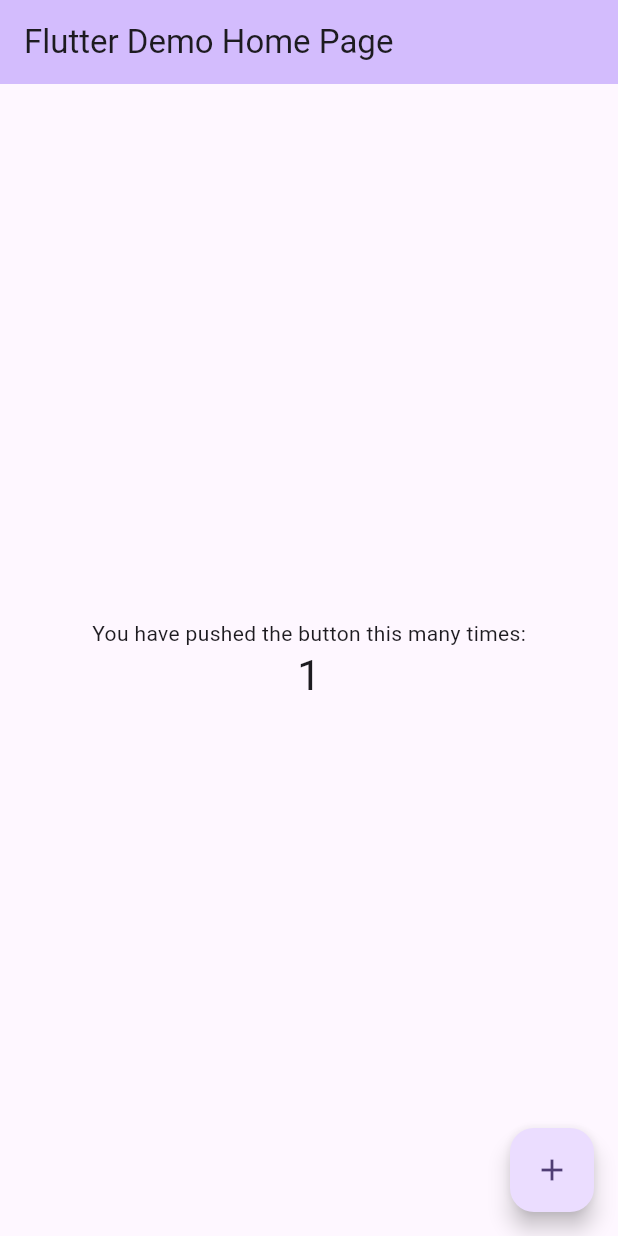
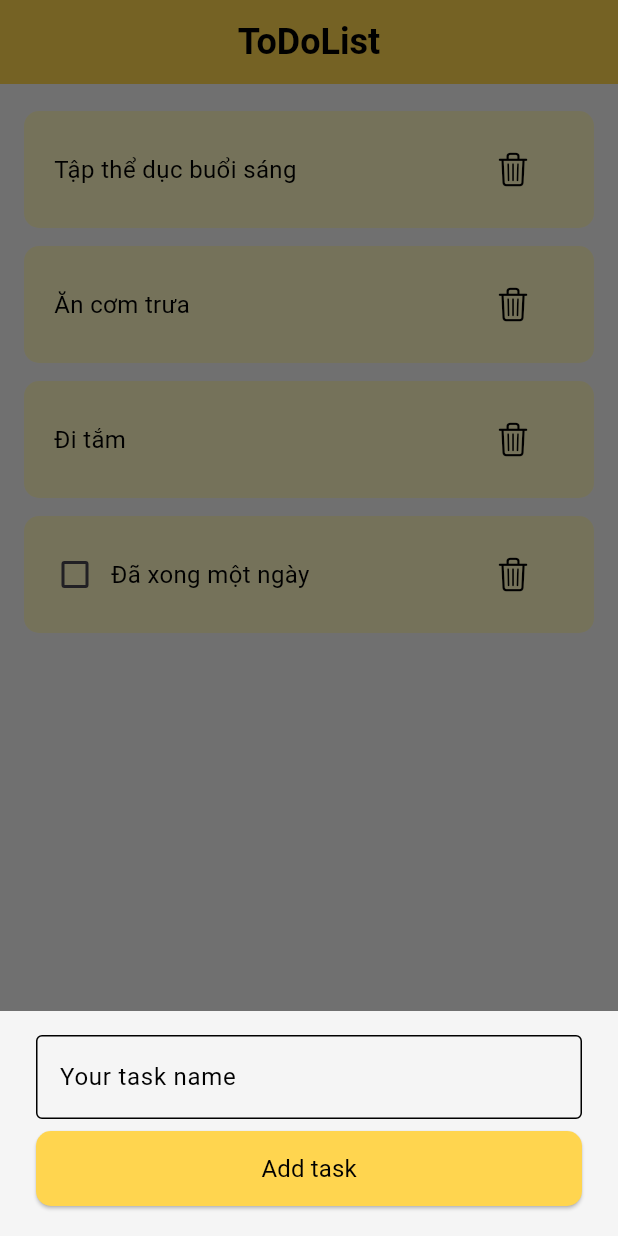
Before and after one commit to tienhuylac1304/todo_app_flutter, a Flutter app: the screen it shows after launch, after a tap on the "add" icon, on a phone screen of 412 x 824 dp. Run offline on Flutter 3.47's test engine with Material 3 defaults, Android fonts, the phone set to English and light mode, and no system bars; Roboto replaces fonts that are missing (Times New Roman).

Commit message:
Complete home sceen

```diff
--- a/lib/main.dart
+++ b/lib/main.dart
@@ -1,4 +1,7 @@
 import 'package:flutter/material.dart';
+import 'package:todo_app/pages/home_page.dart';
+import 'package:todo_app/pages/task_detail.dart';
+import 'package:todo_app/theme/app_theme.dart';
 
 void main() {
   runApp(const MyApp());
@@ -11,115 +14,19 @@ class MyApp extends StatelessWidget {
   @override
   Widget build(BuildContext context) {
     return MaterialApp(
-      title: 'Flutter Demo',
-      theme: ThemeData(
-        // This is the theme of your application.
-        //
-        // TRY THIS: Try running your application with "flutter run". You'll see
-        // the application has a purple toolbar. Then, without quitting the app,
-        // try changing the seedColor in the colorScheme below to Colors.green
-        // and then invoke "hot reload" (save your changes or press the "hot
-        // reload" button in a Flutter-supported IDE, or press "r" if you used
-        // the command line to start the app).
-        //
-        // Notice that the counter didn't reset back to zero; the application
-        // state is not lost during the reload. To reset the state, use hot
-        // restart instead.
-        //
-        // This works for code too, not just values: Most code changes can be
-        // tested with just a hot reload.
-        colorScheme: ColorScheme.fromSeed(seedColor: Colors.deepPurple),
-        useMaterial3: true,
-      ),
-      home: const MyHomePage(title: 'Flutter Demo Home Page'),
+      onGenerateRoute: (settings) {
+        if (settings.name == '/taskDetail') {
+          final int taskId = settings.arguments as int;
+          return MaterialPageRoute(
+            builder: (context) => TaskDetail(taskId: taskId),
+          );
+        }
+        return null;
+      },
+      debugShowCheckedModeBanner: false,
+      title: 'Todo App',
+      theme: AppTheme.lightTheme,
+      home: const MyHomePage(title: 'Home Page'),
     );
   }
 }
-
-class MyHomePage extends StatefulWidget {
-  const MyHomePage({super.key, required this.title});
-
-  // This widget is the home page of your application. It is stateful, meaning
-  // that it has a State object (defined below) that contains fields that affect
-  // how it looks.
-
-  // This class is the configuration for the state. It holds the values (in this
-  // case the title) provided by the parent (in this case the App widget) and
-  // used by the build method of the State. Fields in a Widget subclass are
-  // always marked "final".
-
-  final String title;
-
-  @override
-  State<MyHomePage> createState() => _MyHomePageState();
-}
-
-class _MyHomePageState extends State<MyHomePage> {
-  int _counter = 0;
-
-  void _incrementCounter() {
-    setState(() {
-      // This call to setState tells the Flutter framework that something has
-      // changed in this State, which causes it to rerun the build method below
-      // so that the display can reflect the updated values. If we changed
-      // _counter without calling setState(), then the build method would not be
-      // called again, and so nothing would appear to happen.
-      _counter++;
-    });
-  }
-
-  @override
-  Widget build(BuildContext context) {
-    // This method is rerun every time setState is called, for instance as done
-    // by the _incrementCounter method above.
-    //
-    // The Flutter framework has been optimized to make rerunning build methods
-    // fast, so that you can just rebuild anything that needs updating rather
-    // than having to individually change instances of widgets.
-    return Scaffold(
-      appBar: AppBar(
-        // TRY THIS: Try changing the color here to a specific color (to
-        // Colors.amber, perhaps?) and trigger a hot reload to see the AppBar
-        // change color while the other colors stay the same.
-        backgroundColor: Theme.of(context).colorScheme.inversePrimary,
-        // Here we take the value from the MyHomePage object that was created by
-        // the App.build method, and use it to set our appbar title.
-        title: Text(widget.title),
-      ),
-      body: Center(
-        // Center is a layout widget. It takes a single child and positions it
-        // in the middle of the parent.
-        child: Column(
-          // Column is also a layout widget. It takes a list of children and
-          // arranges them vertically. By default, it sizes itself to fit its
-          // children horizontally, and tries to be as tall as its parent.
-          //
-          // Column has various properties to control how it sizes itself and
-          // how it positions its children. Here we use mainAxisAlignment to
-          // center the children vertically; the main axis here is the vertical
-          // axis because Columns are vertical (the cross axis would be
-          // horizontal).
-          //
-          // TRY THIS: Invoke "debug painting" (choose the "Toggle Debug Paint"
-          // action in the IDE, or press "p" in the console), to see the
-          // wireframe for each widget.
-          mainAxisAlignment: MainAxisAlignment.center,
-          children: <Widget>[
-            const Text(
-              'You have pushed the button this many times:',
-            ),
-            Text(
-              '$_counter',
-              style: Theme.of(context).textTheme.headlineMedium,
-            ),
-          ],
-        ),
-      ),
-      floatingActionButton: FloatingActionButton(
-        onPressed: _incrementCounter,
-        tooltip: 'Increment',
-        child: const Icon(Icons.add),
-      ), // This trailing comma makes auto-formatting nicer for build methods.
-    );
-  }
-}
--- /dev/null
+++ b/lib/models/task.dart
@@ -0,0 +1,73 @@
+import 'package:todo_app/models/task_details.dart';
+
+class Task {
+  int id;
+  String title;
+  final DateTime createdAt;
+  List<TaskDetails> taskDetails;
+  bool isDone;
+  DateTime? doneAt;
+
+  Task({required this.id, required this.title, List<TaskDetails>? taskDetails})
+      : createdAt = DateTime.now(),
+        taskDetails = taskDetails ?? [],
+        isDone = false,
+        doneAt = null {
+    _updateIsDone();
+  }
+
+  void addTaskDetail(TaskDetails detail) {
+    taskDetails.add(detail);
+    _updateIsDone();
+  }
+
+  void _updateIsDone() {
+    if (taskDetails.isEmpty) {
+      isDone = false;
+      doneAt = null;
+      return;
+    }
+
+    isDone = taskDetails.every((detail) => detail.isDone);
+    doneAt = isDone ? DateTime.now() : null;
+  }
+
+  void markDetailAsDone(int detailId) {
+    final detail = taskDetails.firstWhere(
+      (d) => d.id == detailId,
+      orElse: () => throw Exception('Detail not found'),
+    );
+    detail.isDone = true;
+    _updateIsDone();
+  }
+
+  @override
+  String toString() {
+    return 'Task{id: $id, title: $title, createdAt: $createdAt, isDone: $isDone, doneAt: $doneAt}';
+  }
+
+//fake data
+
+  static List<Task> tasks = [
+    Task(
+        id: 1,
+        title: 'Tập thể dục buổi sáng',
+        taskDetails:
+            TaskDetails.taskDetails.where((d) => d.taskId == 1).toList()),
+    Task(
+        id: 2,
+        title: 'Ăn cơm trưa',
+        taskDetails:
+            TaskDetails.taskDetails.where((d) => d.taskId == 2).toList()),
+    Task(
+        id: 3,
+        title: 'Đi tắm',
+        taskDetails:
+            TaskDetails.taskDetails.where((d) => d.taskId == 3).toList()),
+    Task(
+        id: 4,
+        title: 'Đã xong một ngày',
+        taskDetails:
+            TaskDetails.taskDetails.where((d) => d.taskId == 4).toList()),
+  ];
+}
--- /dev/null
+++ b/lib/models/task_details.dart
@@ -0,0 +1,51 @@
+class TaskDetails {
+  final int _id;
+  final int _taskId;
+  String _description;
+  final DateTime _createdAt;
+  bool _isDone;
+  DateTime? _doneAt;
+
+  // Fake data
+  static List<TaskDetails> taskDetails = [
+    TaskDetails(1, 1, "Task 1", isDone: false),
+    TaskDetails(2, 1, "Task 2", isDone: true),
+    TaskDetails(3, 2, "Task 3", isDone: true),
+    TaskDetails(4, 1, "Task 4", isDone: false),
+    TaskDetails(5, 3, "Task 5", isDone: true),
+    TaskDetails(6, 1, "Task 6", isDone: true),
+    TaskDetails(7, 2, "Task 7", isDone: true),
+    TaskDetails(8, 1, "Task 8", isDone: true),
+    TaskDetails(9, 3, "Task 9", isDone: false),
+    TaskDetails(10, 1, "Task 10", isDone: true),
+    TaskDetails(11, 2, "Task 11", isDone: true),
+    TaskDetails(12, 2, "Task 12", isDone: false),
+  ];
+
+  // Constructor với initializer list
+  TaskDetails(this._id, this._taskId, this._description, {bool isDone = false})
+      : _createdAt = DateTime.now(),
+        _isDone = isDone,
+        _doneAt = isDone ? DateTime.now() : null;
+
+  // Getters
+  int get id => _id;
+  int get taskId => _taskId;
+  String get description => _description;
+  DateTime get createdAt => _createdAt;
+  bool get isDone => _isDone;
+  DateTime? get doneAt => _doneAt;
+
+  // Setters
+  set description(String desc) => _description = desc;
+
+  set isDone(bool done) {
+    _isDone = done;
+    _doneAt = done ? DateTime.now() : null;
+  }
+
+  @override
+  String toString() {
+    return 'TaskDetails{id: $_id, taskId: $_taskId, description: $_description, isDone: $_isDone, doneAt: $_doneAt}';
+  }
+}
--- /dev/null
+++ b/lib/pages/home_page.dart
@@ -0,0 +1,145 @@
+import 'package:flutter/material.dart';
+import 'package:todo_app/models/task.dart';
+import 'package:todo_app/theme/app_color.dart';
+import 'package:todo_app/theme/app_theme.dart';
+import 'package:todo_app/widgets/task_list_item.dart';
+
+class MyHomePage extends StatefulWidget {
+  const MyHomePage({super.key, required this.title});
+
+  // This widget is the home page of your application. It is stateful, meaning
+  // that it has a State object (defined below) that contains fields that affect
+  // how it looks.
+
+  // This class is the configuration for the state. It holds the values (in this
+  // case the title) provided by the parent (in this case the App widget) and
+  // used by the build method of the State. Fields in a Widget subclass are
+  // always marked "final".
+
+  final String title;
+
+  @override
+  State<MyHomePage> createState() => _MyHomePageState();
+}
+
+class _MyHomePageState extends State<MyHomePage> {
+  List<Task> tasks = Task.tasks;
+  TextEditingController taskNameController = TextEditingController();
+  //function
+  void addTask(String taskName) {
+    setState(() {
+      Task task = Task(id: tasks.length + 1, title: taskName, taskDetails: []);
+      tasks.add(task);
+    });
+  }
+
+  bool textFieldIsValid(String text) {
+    return taskNameController.text.isNotEmpty &&
+        (taskNameController.text.replaceAll(RegExp(r"\s+"), "")) != "";
+  }
+
+  //build
+  @override
+  Widget build(BuildContext context) {
+    return Scaffold(
+      appBar: AppBar(
+        title: Center(child: Text('ToDoList')),
+      ),
+      body: Container(
+        margin: const EdgeInsets.all(10),
+        child: SingleChildScrollView(
+          child: Column(
+            mainAxisAlignment: MainAxisAlignment.spaceEvenly,
+            children: List<ListItem>.generate(
+              tasks.length,
+              (index) => ListItem(
+                task: tasks[index],
+                onTaskUpdate: (updatedTask) {
+                  setState(() {
+                    // Cập nhật danh sách task ở widget cha
+                  });
+                },
+              ),
+            ),
+          ),
+        ),
+      ),
+      floatingActionButton: FloatingActionButton(
+        onPressed: () {
+          showModalBottomSheet(
+              context: context,
+              builder: (BuildContext bottomSheetContext) {
+                return Padding(
+                  padding: EdgeInsets.only(
+                    bottom: MediaQuery.of(context).viewInsets.bottom,
+                  ),
+                  child: Container(
+                    height: 150,
+                    decoration: BoxDecoration(
+                      color: AppColors.background,
+                    ),
+                    padding: EdgeInsets.symmetric(horizontal: 24, vertical: 16),
+                    child: Column(
+                      children: [
+                        TextField(
+                          controller: taskNameController,
+                          style: AppTheme.lightTheme.textTheme.bodyMedium,
+                          cursorColor: AppColors.black,
+                          textAlign: TextAlign.center,
+                          decoration: InputDecoration(
+                            enabledBorder: OutlineInputBorder(
+                                borderSide: BorderSide(
+                              color: AppColors.black,
+                              width: 1,
+                            )),
+                            focusedBorder: OutlineInputBorder(
+                              borderSide: BorderSide(
+                                color: AppColors.primary,
+                                width: 2,
+                              ),
+                            ),
+                            border: OutlineInputBorder(
+                              borderRadius: BorderRadius.circular(10),
+                            ),
+                            labelText: "Your task name",
+                            labelStyle:
+                                AppTheme.lightTheme.textTheme.bodyMedium,
+                          ),
+                        ),
+                        SizedBox(
+                          height: 8,
+                        ),
+                        SizedBox(
+                          width: double.infinity,
+                          height: 50,
+                          child: ElevatedButton(
+                            onPressed: () {
+                              if (textFieldIsValid(taskNameController.text)) {
+                                addTask(taskNameController.text);
+                              }
+                              taskNameController.clear();
+                              Navigator.pop(context);
+                            },
+                            style: ElevatedButton.styleFrom(
+                              shape: RoundedRectangleBorder(
+                                borderRadius: BorderRadius.circular(10),
+                              ),
+                            ),
+                            child: Text(
+                              "Add task",
+                              style: AppTheme.lightTheme.textTheme.bodyMedium,
+                            ),
+                          ),
+                        ),
+                      ],
+                    ),
+                  ),
+                );
+              });
+        },
+        tooltip: 'New task',
+        child: const Icon(Icons.add),
+      ),
+    );
+  }
+}
--- /dev/null
+++ b/lib/pages/task_detail.dart
@@ -0,0 +1,85 @@
+import 'package:flutter/cupertino.dart';
+import 'package:flutter/material.dart';
+import 'package:todo_app/models/task.dart';
+import 'package:todo_app/models/task_details.dart';
+import 'package:todo_app/theme/app_color.dart';
+import 'package:todo_app/theme/app_theme.dart';
+
+class TaskDetail extends StatefulWidget {
+  const TaskDetail({super.key, required this.taskId});
+  final int taskId;
+
+  @override
+  _TaskDetailState createState() => _TaskDetailState();
+}
+
+class _TaskDetailState extends State<TaskDetail> {
+  bool isChecked = false;
+
+  @override
+  Widget build(BuildContext context) {
+    Task task = Task.tasks.firstWhere((task) => task.id == widget.taskId);
+
+    List<TaskDetails> taskDetails = TaskDetails.taskDetails
+        .where((d) => d.taskId == widget.taskId)
+        .toList();
+
+    return PopScope(
+      canPop: false,
+      onPopInvoked: (didPop) {
+        if (!didPop) {
+          Navigator.pop(context, true);
+        }
+      },
+      child: Scaffold(
+        appBar: AppBar(
+          title: Text(
+            task.title,
+          ),
+        ),
+        body: Container(
+          margin: EdgeInsets.all(10),
+          child: SingleChildScrollView(
+            child: Column(
+              children: [
+                Container(
+                  margin: EdgeInsets.fromLTRB(6, 8, 6, 4),
+                  padding: EdgeInsets.fromLTRB(30, 15, 30, 15),
+                  decoration: BoxDecoration(
+                    borderRadius: BorderRadius.circular(10),
+                    color: task.isDone
+                        ? AppColors.completedTask
+                        : AppColors.pendingTask,
+                  ),
+                  child: Row(
+                    mainAxisAlignment: MainAxisAlignment.spaceBetween,
+                    children: [
+                      Text(task.title,
+                          style: AppTheme.lightTheme.textTheme.bodyMedium),
+                      Icon(
+                        CupertinoIcons.trash,
+                        color: AppColors.black,
+                        size: 24,
+                      ),
+                      Checkbox(
+                        value: task.isDone,
+                        onChanged: (bool? value) {
+                          setState(() {
+                            task.isDone = value!;
+                          });
+                        },
+                        activeColor: AppColors.accent,
+                        checkColor: AppColors.background,
+                        materialTapTargetSize: MaterialTapTargetSize.shrinkWrap,
+                      ),
+                    ],
+                  ),
+                ),
+              ],
+            ),
+          ),
+        ),
+      ),
+    );
+  }
+}
--- /dev/null
+++ b/lib/theme/app_color.dart
@@ -0,0 +1,14 @@
+import 'package:flutter/material.dart';
+
+class AppColors {
+  static const Color primary = Color(0xFFFFD54F); // Vàng
+  static const Color secondary = Color(0xFF795548); // Nâu
+  static const Color background = Color(0xFFF5F5F5); // Xám nhạt
+  static const Color completedTask =
+      Color(0xFFE0E0E0); // Công việc đã hoàn thành
+  static const Color pendingTask =
+      Color(0xFFFFF9C4); // Công việc chưa hoàn thành
+  static const Color accent = Color(0xFF4CAF50); // Màu nhấn xanh lá
+  static const Color black = Colors.black;
+  static const Color grey = Colors.grey;
+}
--- /dev/null
+++ b/lib/theme/app_theme.dart
@@ -0,0 +1,60 @@
+import 'package:flutter/material.dart';
+import 'package:todo_app/theme/app_color.dart';
+
+class AppTheme {
+  static ThemeData get lightTheme {
+    return ThemeData(
+      fontFamily: 'Times New Roman',
+      primaryColor: AppColors.primary,
+      scaffoldBackgroundColor: AppColors.background,
+      floatingActionButtonTheme: FloatingActionButtonThemeData(
+        backgroundColor: AppColors.primary,
+        foregroundColor: AppColors.background,
+        shape: CircleBorder(),
+      ),
+      appBarTheme: AppBarTheme(
+        color: AppColors.primary,
+        titleTextStyle: TextStyle(
+          color: AppColors.black,
+          fontSize: 24,
+          fontWeight: FontWeight.bold,
+          fontFamily: 'Times New Roman',
+        ),
+      ),
+      textTheme: TextTheme(
+        headlineLarge: TextStyle(
+            color: AppColors.secondary,
+            fontSize: 24,
+            fontWeight: FontWeight.bold),
+        headlineMedium: TextStyle(
+            color: AppColors.secondary,
+            fontSize: 16,
+            fontWeight: FontWeight.bold),
+        headlineSmall: TextStyle(
+            color: AppColors.secondary,
+            fontSize: 8,
+            fontWeight: FontWeight.bold),
+        bodyLarge: TextStyle(
+            color: AppColors.black,
+            fontSize: 24,
+            fontWeight: FontWeight.normal),
+        bodyMedium: TextStyle(
+            color: AppColors.black,
+            fontSize: 16,
+            fontWeight: FontWeight.normal),
+        bodySmall: TextStyle(
+            color: AppColors.black, fontSize: 8, fontWeight: FontWeight.normal),
+      ),
+      checkboxTheme: CheckboxThemeData(
+        checkColor: WidgetStateProperty.all(AppColors.black),
+        fillColor: WidgetStateProperty.all(Color(0x00FFFFFF)),
+      ),
+      elevatedButtonTheme: ElevatedButtonThemeData(
+      style: ElevatedButton.styleFrom(
+        backgroundColor: AppColors.primary,
+        foregroundColor: AppColors.primary,
+      ),
+    ),
+    );
+  }
+}
--- /dev/null
+++ b/lib/widgets/task_list_item.dart
@@ -0,0 +1,97 @@
+import 'package:flutter/cupertino.dart';
+import 'package:flutter/material.dart';
+import 'package:todo_app/models/task.dart';
+import 'package:todo_app/theme/app_color.dart';
+import 'package:todo_app/theme/app_theme.dart';
+
+class ListItem extends StatefulWidget {
+  const ListItem({
+    super.key,
+    required this.task,
+    required this.onTaskUpdate,
+  });
+
+  final Task task;
+  final Function(Task) onTaskUpdate;
+
+  @override
+  State<ListItem> createState() => _ListItemState();
+}
+
+class _ListItemState extends State<ListItem> {
+  late Task _task;
+
+  @override
+  void initState() {
+    super.initState();
+    _task = widget.task;
+  }
+
+  void goToTaskDetails(BuildContext context, int taskId) async {
+    final result =
+        await Navigator.pushNamed(context, '/taskDetail', arguments: taskId);
+
+    if (result == true) {
+      widget.onTaskUpdate(_task);
+      setState(() {});
+    }
+  }
+
+  void deleteTask() {
+    Task.tasks.removeWhere((task) => task.id == _task.id);
+    setState(() {
+      widget.onTaskUpdate(_task);
+    });
+  }
+
+  @override
+  Widget build(BuildContext context) {
+    bool checkboxVisible = _task.taskDetails.isEmpty || _task.isDone;
+
+    return InkWell(
+      onTap: () => goToTaskDetails(context, _task.id),
+      child: Container(
+        margin: const EdgeInsets.fromLTRB(6, 8, 6, 4),
+        padding: EdgeInsets.fromLTRB(checkboxVisible ? 10 : 20, 15, 30, 15),
+        decoration: BoxDecoration(
+          borderRadius: BorderRadius.circular(10),
+          color: _task.isDone ? AppColors.completedTask : AppColors.pendingTask,
+        ),
+        child: Row(
+          mainAxisAlignment: MainAxisAlignment.spaceBetween,
+          children: [
+            Row(
+              children: [
+                Visibility(
+                  visible: checkboxVisible,
+                  child: Checkbox(
+                    value: _task.isDone,
+                    onChanged: (value) {
+                      setState(() {
+                        _task.isDone = value!;
+                      });
+                      widget.onTaskUpdate(_task);
+                    },
+                    checkColor: AppColors.black,
+                  ),
+                ),
+                Text(
+                  _task.title,
+                  style: AppTheme.lightTheme.textTheme.bodyMedium,
+                ),
+              ],
+            ),
+            IconButton(
+              icon: Icon(
+                CupertinoIcons.trash,
+                color: AppColors.black,
+                size: 24,
+              ),
+              onPressed: () => deleteTask(),
+            ),
+          ],
+        ),
+      ),
+    );
+  }
+}
```
